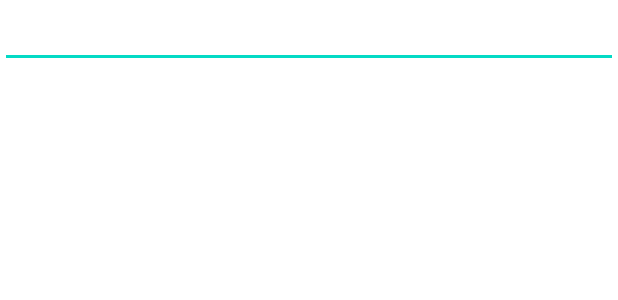
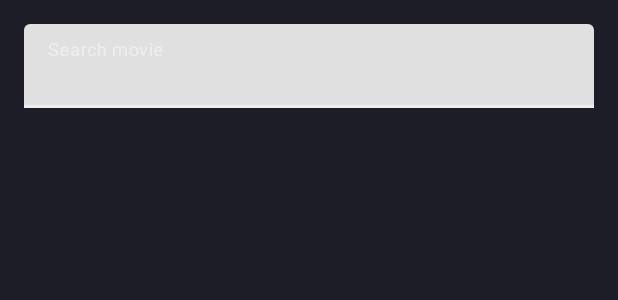
Before and after one commit to diazbumma/open-movie-mvvm-app, an Android app: the layout activity_main.xml on its own in the app's theme, with its tools: preview values and no code run, on a phone screen of 412 x 824 dp. Shown: the top 300 px of the screen. Run offline under Robolectric (Android 15) with nearby library versions, the phone set to English and light mode, and no system bars.

Commit message:
Modify main activity view

```diff
--- a/app/src/main/AndroidManifest.xml
+++ b/app/src/main/AndroidManifest.xml
@@ -15,7 +15,9 @@
         <activity
             android:name=".MovieDetailActivity"
             android:theme="@style/MovieDetailStyle"/>
-        <activity android:name=".MainActivity">
+        <activity
+            android:name=".MainActivity"
+            android:theme="@style/MovieDetailStyle">
             <intent-filter>
                 <action android:name="android.intent.action.MAIN" />
 
--- a/app/src/main/res/layout/activity_main.xml
+++ b/app/src/main/res/layout/activity_main.xml
@@ -3,16 +3,31 @@
     xmlns:tools="http://schemas.android.com/tools"
     android:layout_width="match_parent"
     android:layout_height="match_parent"
+    xmlns:app="http://schemas.android.com/apk/res-auto"
+    android:paddingTop="16dp"
+    android:paddingLeft="16dp"
+    android:paddingRight="16dp"
     android:orientation="vertical"
+    android:background="@color/colorPrimaryDark"
     tools:context=".MainActivity">
 
-    <EditText
-        android:id="@+id/search_movie_text_input"
+    <com.google.android.material.textfield.TextInputLayout
         android:layout_width="match_parent"
         android:layout_height="wrap_content"
-        android:inputType="text"
-        android:imeOptions="actionSearch">
-    </EditText>
+        android:hint="@string/prompt_search"
+        app:hintTextColor="@color/colorAccent"
+        app:boxStrokeColor="@color/colorAccent">
+
+        <EditText
+            android:id="@+id/search_movie_text_input"
+            android:layout_width="match_parent"
+            android:layout_height="wrap_content"
+            android:inputType="text"
+            android:imeOptions="actionSearch"
+            android:textColor="@color/colorAccent">
+        </EditText>
+
+    </com.google.android.material.textfield.TextInputLayout>
 
     <androidx.recyclerview.widget.RecyclerView
         android:id="@+id/movie_list_recycler"
--- a/app/src/main/res/values/colors.xml
+++ b/app/src/main/res/values/colors.xml
@@ -1,5 +1,12 @@
 <?xml version="1.0" encoding="utf-8"?>
 <resources>
+    <color name="colorPrimary">#242b3c</color>
+    <color name="colorPrimaryDark">#1d1d27</color>
+    <color name="colorAccent">#eeeef2</color>
+    <color name="colorBlueLight">#49ACD5</color>
+    <color name="colorGreen">#45BC62</color>
+    <color name="colorOrange">#EAAD43</color>
+
     <color name="purple_200">#FFBB86FC</color>
     <color name="purple_500">#FF6200EE</color>
     <color name="purple_700">#FF3700B3</color>
--- a/app/src/main/res/values/strings.xml
+++ b/app/src/main/res/values/strings.xml
@@ -1,3 +1,4 @@
 <resources>
     <string name="app_name">OpenMovieMVVM</string>
+    <string name="prompt_search">Search movie</string>
 </resources>
--- a/app/src/main/res/values/themes.xml
+++ b/app/src/main/res/values/themes.xml
@@ -2,8 +2,8 @@
     <!-- Base application theme. -->
     <style name="Theme.OpenMovieMVVM" parent="Theme.MaterialComponents.DayNight.DarkActionBar">
         <!-- Primary brand color. -->
-        <item name="colorPrimary">@color/purple_500</item>
-        <item name="colorPrimaryVariant">@color/purple_700</item>
+        <item name="colorPrimary">@color/colorPrimary</item>
+        <item name="colorPrimaryVariant">@color/colorPrimaryDark</item>
         <item name="colorOnPrimary">@color/white</item>
         <!-- Secondary brand color. -->
         <item name="colorSecondary">@color/teal_200</item>
```
Also changed, not shown: app/src/main/res/layout/movie_item.xml (+7 -5 lines).
